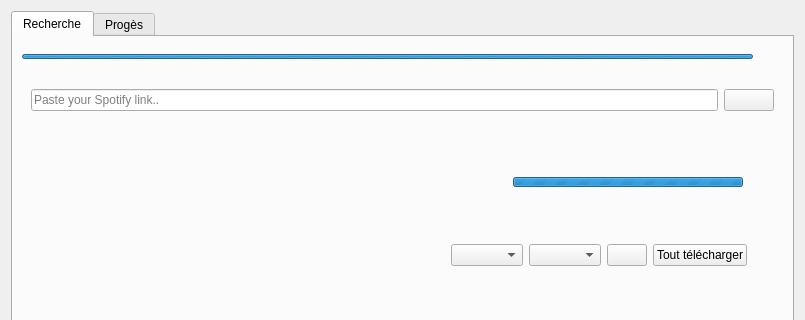
The window that src/views/mainWindow.ui (Didiloy/spotwrap) describes before a commit, drawn with Qt 5; both pictures show x 0 to 805 and y 0 to 320 of the 805 by 574 pixel window.
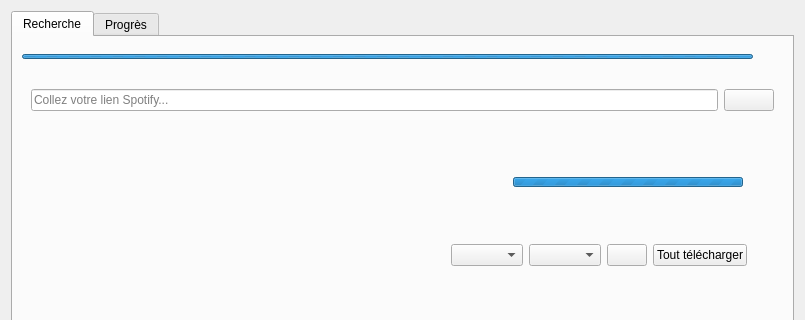
The same window after the commit. Icons and pictures are not drawn.

```diff
--- a/src/views/mainWindow.ui
+++ b/src/views/mainWindow.ui
@@ -157,7 +157,7 @@
                <string/>
               </property>
               <property name="placeholderText">
-               <string>Paste your Spotify link..</string>
+               <string>Collez votre lien Spotify...</string>
               </property>
              </widget>
             </item>
@@ -513,7 +513,7 @@
      </widget>
      <widget class="QWidget" name="progressTab">
       <attribute name="title">
-       <string>Progès</string>
+       <string>Progrès</string>
       </attribute>
       <layout class="QGridLayout" name="gridLayout_8">
        <item row="0" column="0">
```
